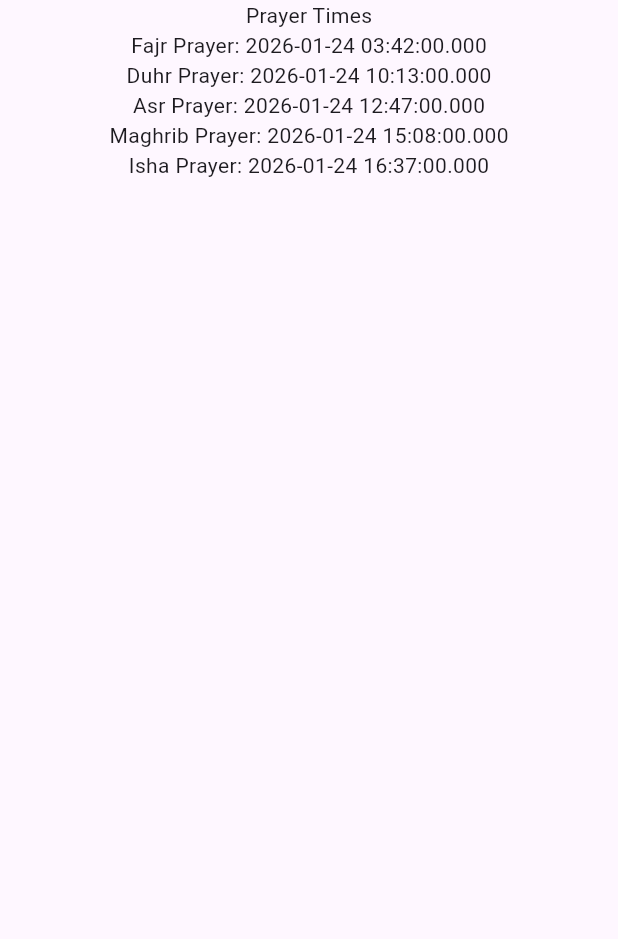
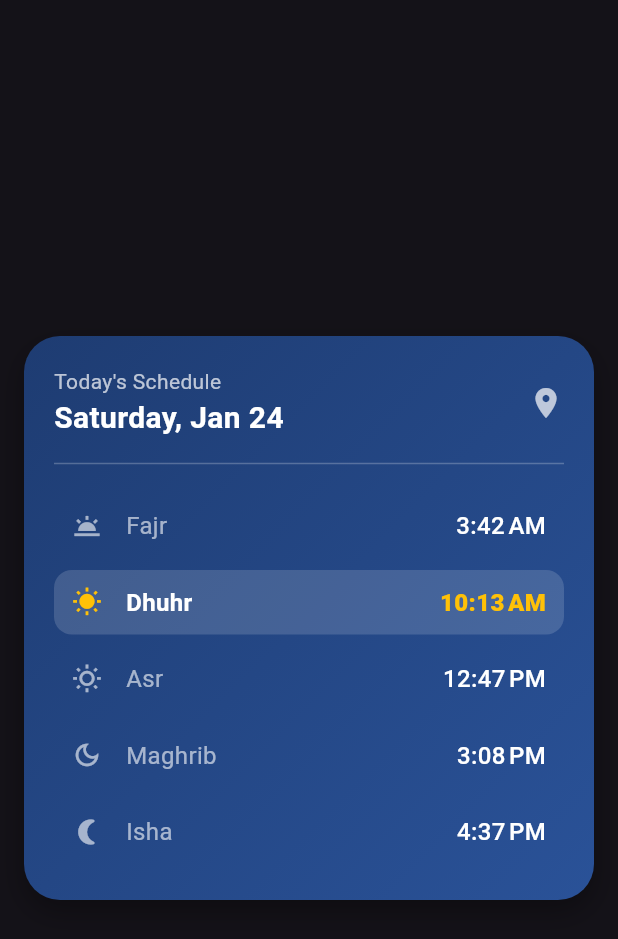
Before and after one commit to jaber-tebyan/salah-times, a Flutter app: the screen it shows after launch, on a phone screen of 412 x 824 dp. Shown: the top 939 px of the screen. Run offline on Flutter 3.47's test engine with Material 3 defaults, Android fonts, the phone set to English and light mode, and no system bars; our stand-ins replace adhan.

Commit message:
feat(ui): add a more beautiful ui instead of the previous 5 text
This was generated by gemini.

```diff
--- a/lib/main.dart
+++ b/lib/main.dart
@@ -1,5 +1,6 @@
 import 'package:adhan/adhan.dart';
 import 'package:flutter/material.dart';
+import 'package:salah_times/widgets/modern_prayer_card.dart';
 
 void main() {
   final kocaeliCoordinates = Coordinates(40.7625, 29.9175);
@@ -16,28 +17,10 @@ class MainApp extends StatelessWidget {
   @override
   Widget build(BuildContext context) {
     return MaterialApp(
+      theme: ThemeData.dark(),
       home: Scaffold(
-        body: Center(child: PrayerTimesWidget(prayerTimes: prayerTimes)),
+        body: Center(child: ModernPrayerCard(prayerTimes: prayerTimes)),
       ),
     );
   }
 }
-
-class PrayerTimesWidget extends StatelessWidget {
-  final PrayerTimes prayerTimes;
-  const PrayerTimesWidget({super.key, required this.prayerTimes});
-
-  @override
-  Widget build(BuildContext context) {
-    return Column(
-      children: [
-        Text("Prayer Times"),
-        Text("Fajr Prayer: ${prayerTimes.fajr}"),
-        Text("Duhr Prayer: ${prayerTimes.dhuhr}"),
-        Text("Asr Prayer: ${prayerTimes.asr}"),
-        Text("Maghrib Prayer: ${prayerTimes.maghrib}"),
-        Text("Isha Prayer: ${prayerTimes.isha}"),
-      ],
-    );
-  }
-}
--- /dev/null
+++ b/lib/widgets/modern_prayer_card.dart
@@ -0,0 +1,113 @@
+import 'package:adhan/adhan.dart';
+import 'package:flutter/material.dart';
+import 'package:intl/intl.dart';
+
+class ModernPrayerCard extends StatelessWidget {
+  final PrayerTimes prayerTimes;
+
+  const ModernPrayerCard({super.key, required this.prayerTimes});
+
+  @override
+  Widget build(BuildContext context) {
+    // Helper to format DateTime to "05:30 PM"
+    String formatTime(DateTime time) => DateFormat.jm().format(time);
+
+    // Identify which prayer is active to highlight it
+    final current = prayerTimes.currentPrayer();
+
+    return Container(
+      margin: const EdgeInsets.all(16),
+      padding: const EdgeInsets.all(20),
+      decoration: BoxDecoration(
+        borderRadius: BorderRadius.circular(24),
+        gradient: LinearGradient(
+          begin: Alignment.topLeft,
+          end: Alignment.bottomRight,
+          colors: [
+            const Color(0xFF1E3C72), // Modern deep blue
+            const Color(0xFF2A5298),
+          ],
+        ),
+        boxShadow: [
+          BoxShadow(
+            color: Colors.black.withOpacity(0.3),
+            blurRadius: 15,
+            offset: const Offset(0, 8),
+          ),
+        ],
+      ),
+      child: Column(
+        mainAxisSize: MainAxisSize.min,
+        children: [
+          _buildHeader(),
+          const Divider(color: Colors.white24, height: 32),
+          _buildPrayerRow("Fajr", prayerTimes.fajr, Icons.wb_twilight, current == Prayer.fajr),
+          _buildPrayerRow("Dhuhr", prayerTimes.dhuhr, Icons.wb_sunny, current == Prayer.dhuhr),
+          _buildPrayerRow("Asr", prayerTimes.asr, Icons.wb_sunny_outlined, current == Prayer.asr),
+          _buildPrayerRow("Maghrib", prayerTimes.maghrib, Icons.dark_mode_outlined, current == Prayer.maghrib),
+          _buildPrayerRow("Isha", prayerTimes.isha, Icons.nightlight_round, current == Prayer.isha),
+        ],
+      ),
+    );
+  }
+
+  Widget _buildHeader() {
+    return Row(
+      mainAxisAlignment: MainAxisAlignment.spaceBetween,
+      children: [
+        Column(
+          crossAxisAlignment: CrossAxisAlignment.start,
+          children: [
+            const Text(
+              "Today's Schedule",
+              style: TextStyle(color: Colors.white70, fontSize: 14),
+            ),
+            Text(
+              DateFormat('EEEE, MMM d').format(DateTime.now()),
+              style: const TextStyle(
+                color: Colors.white,
+                fontSize: 20,
+                fontWeight: FontWeight.bold,
+              ),
+            ),
+          ],
+        ),
+        const Icon(Icons.location_on, color: Colors.white70),
+      ],
+    );
+  }
+
+  Widget _buildPrayerRow(String name, DateTime time, IconData icon, bool isActive) {
+    return Container(
+      margin: const EdgeInsets.symmetric(vertical: 4),
+      padding: const EdgeInsets.symmetric(horizontal: 12, vertical: 10),
+      decoration: BoxDecoration(
+        color: isActive ? Colors.white.withOpacity(0.15) : Colors.transparent,
+        borderRadius: BorderRadius.circular(12),
+      ),
+      child: Row(
+        children: [
+          Icon(icon, color: isActive ? Colors.amber : Colors.white60, size: 20),
+          const SizedBox(width: 16),
+          Text(
+            name,
+            style: TextStyle(
+              color: isActive ? Colors.white : Colors.white60,
+              fontSize: 16,
+              fontWeight: isActive ? FontWeight.bold : FontWeight.normal,
+            ),
+          ),
+          const Spacer(),
+          Text(
+            DateFormat.jm().format(time),
+            style: TextStyle(
+              color: isActive ? Colors.amber : Colors.white,
+              fontSize: 16,
+              fontWeight: isActive ? FontWeight.w800 : FontWeight.w500,
+            ),
+          ),
+        ],
+      ),
+    );
+  }
+}
--- a/pubspec.yaml
+++ b/pubspec.yaml
@@ -10,6 +10,7 @@ dependencies:
   flutter:
     sdk: flutter
   adhan: ^2.0.0+1
+  intl: ^0.20.2
 
 dev_dependencies:
   flutter_test:
```
